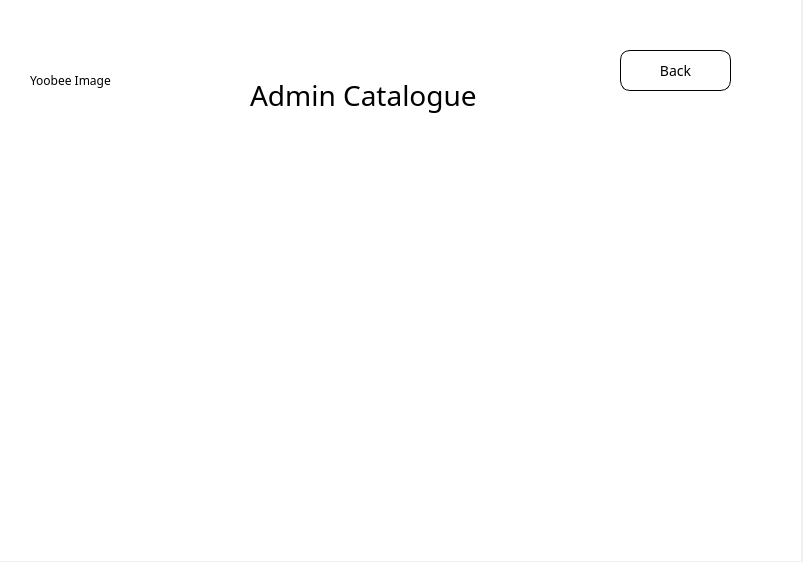
Before: the Qt Designer form NewWindowChur/admincatalogue.ui in jandrealyn/LibraryQtSystem, drawn with Qt 5.
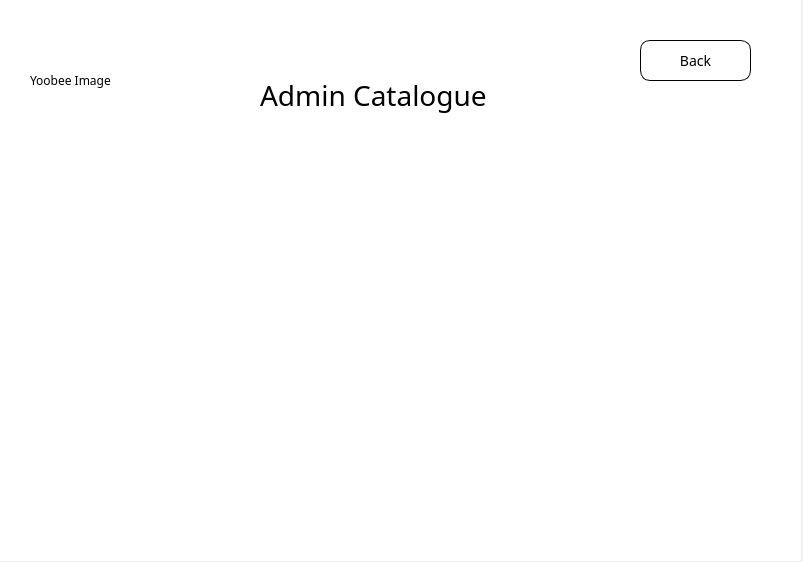
After: the same form once the commit is applied.

```diff
--- a/NewWindowChur/admincatalogue.ui
+++ b/NewWindowChur/admincatalogue.ui
@@ -54,7 +54,7 @@
    <widget class="QLabel" name="label">
     <property name="geometry">
      <rect>
-      <x>250</x>
+      <x>260</x>
       <y>60</y>
       <width>251</width>
       <height>71</height>
@@ -74,8 +74,8 @@
    <widget class="QPushButton" name="back">
     <property name="geometry">
      <rect>
-      <x>620</x>
-      <y>50</y>
+      <x>640</x>
+      <y>40</y>
       <width>111</width>
       <height>41</height>
      </rect>
```
Left out of the diff: 23 changed lines with no effect on the pictures.
